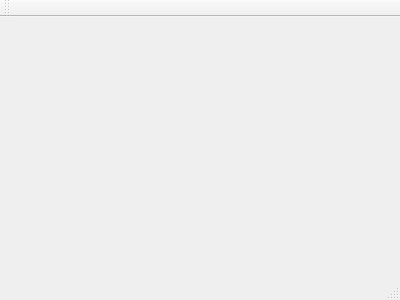
Before: the Qt Designer form transporte_ucv_harvester/mainwindow.ui in BlastDV/compusciens-ucv-transporte-harvester, drawn with Qt 5.
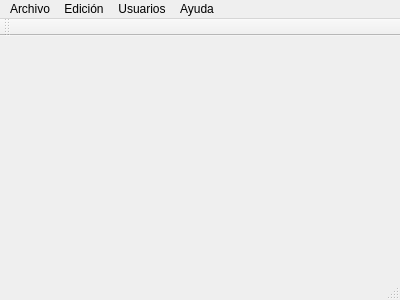
After: the same form once the commit is applied.

Commit message: [UI Only] Agregados algunos menus y estructura para los íconos

What changed in the file:
```diff
--- a/transporte_ucv_harvester/mainwindow.ui
+++ b/transporte_ucv_harvester/mainwindow.ui
@@ -12,13 +12,70 @@
   <property name="windowTitle" >
    <string>MainWindow</string>
   </property>
-  <widget class="QMenuBar" name="menuBar" />
-  <widget class="QToolBar" name="mainToolBar" />
-  <widget class="QWidget" name="centralWidget" />
-  <widget class="QStatusBar" name="statusBar" />
+  <widget class="QWidget" name="centralWidget"/>
+  <widget class="QMenuBar" name="menuBar">
+   <property name="geometry">
+    <rect>
+     <x>0</x>
+     <y>0</y>
+     <width>400</width>
+     <height>21</height>
+    </rect>
+   </property>
+   <widget class="QMenu" name="menuArchivo">
+    <property name="title">
+     <string>Archivo</string>
+    </property>
+    <addaction name="actionSalir"/>
+   </widget>
+   <widget class="QMenu" name="menuEdici_n">
+    <property name="title">
+     <string>Edición</string>
+    </property>
+   </widget>
+   <widget class="QMenu" name="menuAyuda">
+    <property name="title">
+     <string>Ayuda</string>
+    </property>
+    <addaction name="actionAcerca_de"/>
+   </widget>
+   <widget class="QMenu" name="menuUsuarios">
+    <property name="title">
+     <string>Usuarios</string>
+    </property>
+    <addaction name="actionCerrar_Sesi_n"/>
+   </widget>
+   <addaction name="menuArchivo"/>
+   <addaction name="menuEdici_n"/>
+   <addaction name="menuUsuarios"/>
+   <addaction name="menuAyuda"/>
+  </widget>
+  <widget class="QToolBar" name="mainToolBar">
+   <attribute name="toolBarArea">
+    <enum>TopToolBarArea</enum>
+   </attribute>
+   <attribute name="toolBarBreak">
+    <bool>false</bool>
+   </attribute>
+  </widget>
+  <widget class="QStatusBar" name="statusBar"/>
+  <action name="actionAcerca_de">
+   <property name="text">
+    <string>Acerca de...</string>
+   </property>
+  </action>
+  <action name="actionSalir">
+   <property name="text">
+    <string>Salir</string>
+   </property>
+  </action>
+  <action name="actionCerrar_Sesi_n">
+   <property name="text">
+    <string>Cerrar Sesión</string>
+   </property>
+  </action>
  </widget>
- <layoutDefault spacing="6" margin="11" />
- <pixmapfunction></pixmapfunction>
+ <layoutdefault spacing="6" margin="11"/>
  <resources/>
  <connections/>
 </ui>
```
Left out of the diff: 7 changed lines with no effect on the pictures. The commit also changes 3 other files.
